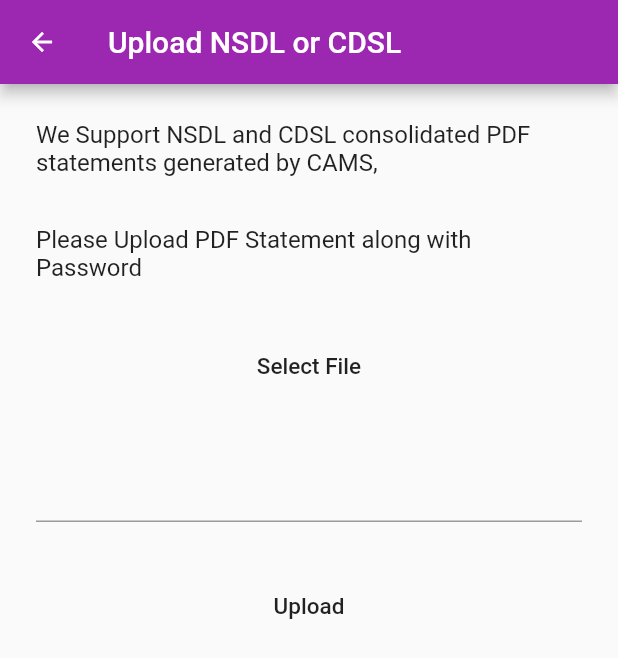
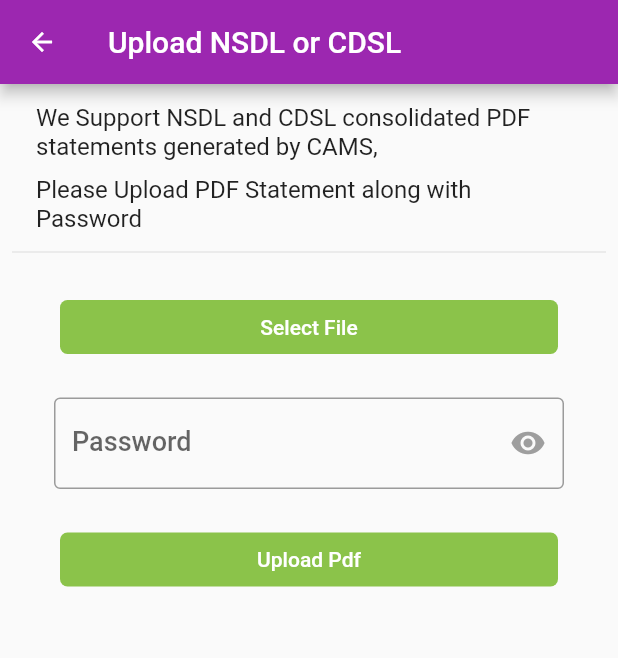
Before and after one commit to ganeshpatil0101/directmf, a Flutter app: the UploadPdf screen opened by its route, after a tap on "Select File", on a phone screen of 412 x 824 dp. Shown: the top 658 px of the screen. Run offline on Flutter 3.47's test engine with Material 2 defaults, Android fonts, the phone set to English and light mode, and no system bars; our stand-ins replace cloud_firestore, file_picker, firebase_auth, flutter_redux, font_awesome_flutter, redux; missing offline and left inert: flutter_beautiful_popup, flutter_circular_chart; accounts and stored records are empty.

Commit message:
Upload PDF File with password done

```diff
--- a/lib/services/mf_api_service.dart
+++ b/lib/services/mf_api_service.dart
@@ -1,4 +1,5 @@
 import 'dart:async';
+import 'dart:io';
 import 'package:http/http.dart' as http;
 import 'package:sink/common/calendar.dart';
 import 'package:sink/models/mfData.dart';
@@ -8,6 +9,8 @@ import 'package:sink/redux/actions.dart';
 import 'package:sink/redux/selectors.dart';
 
 const NAV_PRICE_OPEN_API = 'https://www.amfiindia.com/spages/NAVAll.txt';
+const UPLOAD_PDF_SERVER =
+    'http://ec2-13-233-17-92.ap-south-1.compute.amazonaws.com:8000/upload';
 
 class MfApiService {
   static Future<ParsedMf> getMfDetailsByMfId(mfId) async {
@@ -26,6 +29,21 @@ class MfApiService {
   static Future<String> getAllMfNavPrice() async {
     final res = await http.get(NAV_PRICE_OPEN_API);
     return res.body.toString();
+  }
+
+  static Future<String> upload_Pdf(filePath, filePass) async {
+    try {
+      var uri = Uri.parse(UPLOAD_PDF_SERVER);
+      var request = new http.MultipartRequest("post", uri);
+      request.fields['pass'] = filePass;
+      request.files
+          .add(await http.MultipartFile.fromPath('sampleFile', filePath));
+      print(request);
+      var response = await request.send();
+      return response.stream.bytesToString();
+    } catch (e) {
+      throw e;
+    }
   }
 
   static _parseToMfData(String res, String mfId) {
--- a/lib/ui/common/buttons.dart
+++ b/lib/ui/common/buttons.dart
@@ -18,7 +18,7 @@ class RoundedButton extends StatelessWidget {
   @override
   Widget build(BuildContext context) {
     return Padding(
-      padding: const EdgeInsets.fromLTRB(24.0, 8.0, 24.0, 8.0),
+      padding: const EdgeInsets.fromLTRB(16.0, 2.0, 16.0, 2.0),
       child: FlatButton(
         shape: RoundedRectangleBorder(borderRadius: radius),
         child: Text(text,
--- a/lib/ui/mf/upload_pdf.dart
+++ b/lib/ui/mf/upload_pdf.dart
@@ -1,5 +1,11 @@
+import 'dart:convert';
+import 'dart:io';
+
+import 'package:file_picker/file_picker.dart';
 import 'package:flutter/material.dart';
 import 'package:quiver/strings.dart';
+import 'package:sink/services/mf_api_service.dart';
+import 'package:sink/ui/common/buttons.dart';
 
 class UploadPdf extends StatefulWidget {
   static const route = '/uploadPdf';
@@ -10,8 +16,11 @@ class UploadPdf extends StatefulWidget {
 class _UploadPdfState extends State<UploadPdf> {
   bool hideText = true;
   bool touched = false;
+  var passController = TextEditingController();
+  File file;
   @override
   Widget build(BuildContext context) {
+    var padding = const EdgeInsets.fromLTRB(16.0, 5.0, 16.0, 5.0);
     return Scaffold(
         appBar: AppBar(
           backgroundColor: Theme.of(context).backgroundColor,
@@ -24,27 +33,34 @@ class _UploadPdfState extends State<UploadPdf> {
                 padding: EdgeInsets.all(8.0),
                 children: <Widget>[
               Padding(
-                padding: const EdgeInsets.all(16.0),
+                  padding: padding,
+                  child: Center(
                     child: Text(
-                    'We Support NSDL and CDSL consolidated PDF statements generated by CAMS, '),
+                      'We Support NSDL and CDSL consolidated PDF statements generated by CAMS, ',
+                      style: Theme.of(context).textTheme.body1,
                     ),
+                  )),
+              Padding(
+                padding: padding,
+                child: Center(
+                  child: Text('Please Upload PDF Statement along with Password',
+                      style: Theme.of(context).textTheme.body1),
+                ),
+              ),
+              Row(children: <Widget>[
+                Expanded(child: Divider()),
+              ]),
               Padding(
                   padding: const EdgeInsets.all(16.0),
-                child: Text('Please Upload PDF Statement along with Password'),
-              ),
-              Padding(
-                  padding: const EdgeInsets.all(16.0),
-                  child: FlatButton(
-                    child: Text(
-                      "Select File",
-                      style: TextStyle(fontSize: 15),
-                    ),
-                    onPressed: () {},
+                  child: RoundedButton(
+                    text: "Select File",
+                    onPressed: _chooseFile,
                   )),
               Padding(
-                padding: const EdgeInsets.all(16.0),
+                padding: const EdgeInsets.fromLTRB(28.0, 5.0, 28.0, 5.0),
                 child: TextFormField(
-                  key: ValueKey("Pdf Password"),
+                    // key: ValueKey("Pdf Password"),
+                    controller: passController,
                     maxLines: 1,
                     obscureText: hideText,
                     autofocus: false,
@@ -53,8 +69,10 @@ class _UploadPdfState extends State<UploadPdf> {
                         }),
                     validator: (value) => _validatePassword(value),
                     //onSaved: (value) => widget.onSaved(value),
-                  decoration: touched
-                      ? InputDecoration(
+                    decoration: InputDecoration(
+                      hintText: "Enter PDF Password ",
+                      labelText: "Password",
+                      border: OutlineInputBorder(),
                       suffixIcon: InkWell(
                         child: Icon(
                           Icons.remove_red_eye,
@@ -64,21 +82,48 @@ class _UploadPdfState extends State<UploadPdf> {
                           this.hideText = !hideText;
                         }),
                       ),
-                        )
-                      : null,
-                ),
+                    )),
               ),
               Padding(
                   padding: EdgeInsets.all(16.0),
-                child: FlatButton(
-                  child: Text(
-                    'Upload',
-                    style: TextStyle(fontSize: 15),
-                  ),
-                  onPressed: () {},
-                ),
-              )
+                  child: RoundedButton(
+                    onPressed: () {
+                      //if (passController.text != "") {
+                      uploadFile();
+                      //} else {
+                      //final snackBar =
+                      //  SnackBar(content: Text("password is mandatory"));
+                      //Scaffold.of(context).showSnackBar(snackBar);
+                      //}
+                    },
+                    text: "Upload Pdf",
+                  ))
             ])));
+  }
+
+  _chooseFile() async {
+    String filePath;
+    // Will filter and only let you pick files with pdf extension
+    try {
+      // filePath = await FilePicker.getFilePath(
+      //     type: FileType.CUSTOM, fileExtension: 'pdf');
+      // print('==== $filePath');
+      this.file =
+          await FilePicker.getFile(type: FileType.CUSTOM, fileExtension: 'pdf');
+      print('=========================================>');
+      //String pdfData = ;
+
+    } catch (e) {
+      print(e);
+    }
+  }
+
+  uploadFile() {
+    MfApiService.upload_Pdf(this.file.path, passController.text).then((res) {
+      print('success ----> $res');
+    }).catchError((err) {
+      print('error ---> $err');
+    });
   }
 
   String _validatePassword(String password) {
--- a/pubspec.yaml
+++ b/pubspec.yaml
@@ -17,6 +17,7 @@ dependencies:
   quiver: ^2.0.2
   http: ^0.12.0+4
   flutter_beautiful_popup: ^1.4.0
+  file_picker: ^1.4.2
 
 dev_dependencies:
   flutter_test:
```
Also changed, not shown: pubspec.lock. Lines whose indentation alone changed are shown as unchanged.
